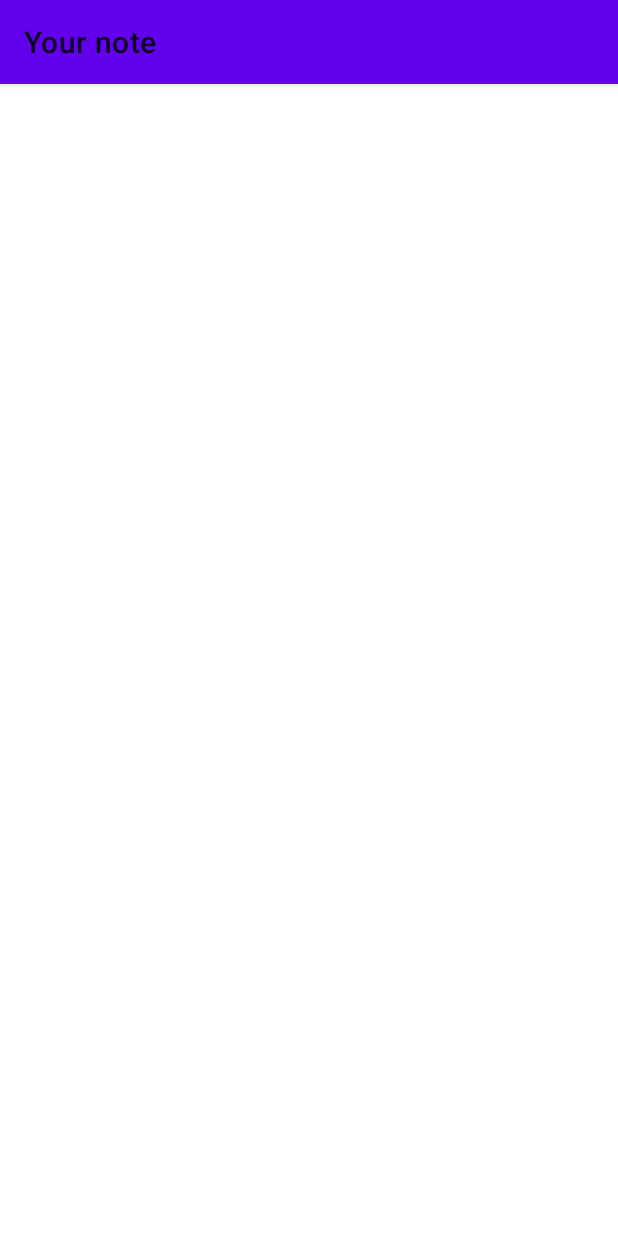
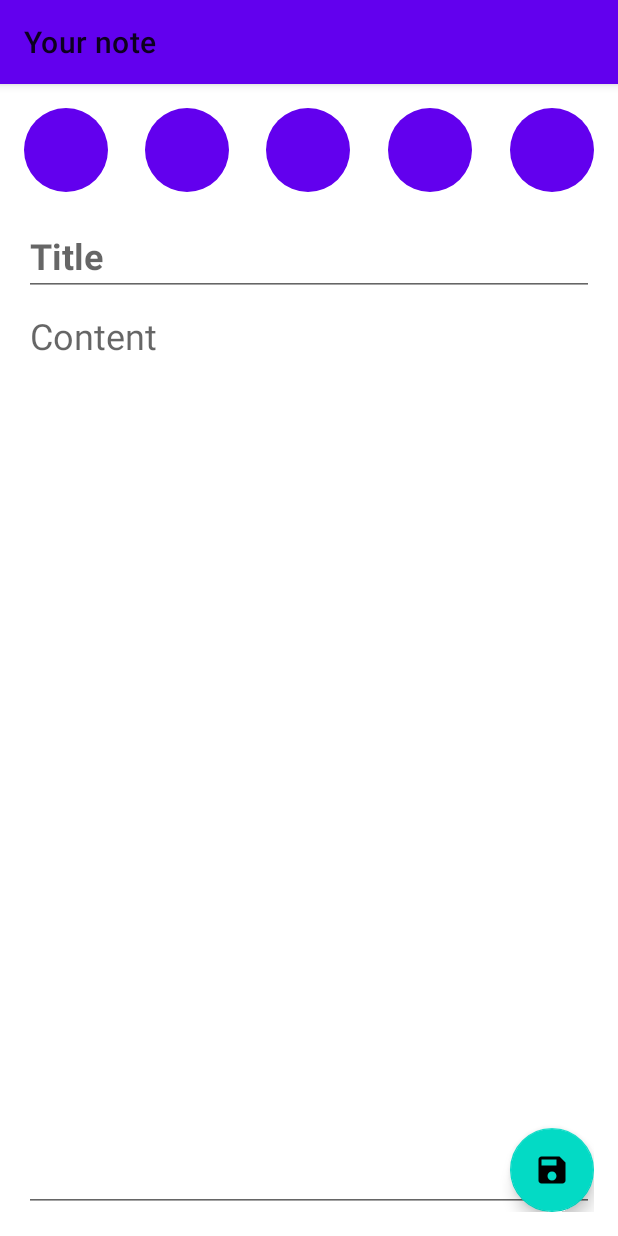
Before and after one commit to xon235/android-note-app, an Android app: the fragment NoteFragment placed in its activity, on a phone screen of 412 x 824 dp. Run offline under Robolectric (Android 15) with nearby library versions, the phone set to English and light mode, and no system bars; our stand-ins replace Room's generated code, navigation-ui; 2 statements that could not run were skipped.

Commit message:
Create NoteFragment.kt Basic MockUp

```diff
--- /dev/null
+++ b/app/src/main/java/com/survivalcoding/noteapp/Utils.kt
@@ -0,0 +1,7 @@
+package com.survivalcoding.noteapp
+
+import android.view.View
+
+fun View.toggleVisibility() {
+    visibility = if(visibility == View.VISIBLE) View.GONE else View.VISIBLE
+}
--- a/app/src/main/java/com/survivalcoding/noteapp/presentation/note/NoteFragment.kt
+++ b/app/src/main/java/com/survivalcoding/noteapp/presentation/note/NoteFragment.kt
@@ -1,16 +1,30 @@
 package com.survivalcoding.noteapp.presentation.note
 
 import android.os.Bundle
-import androidx.fragment.app.Fragment
 import android.view.LayoutInflater
 import android.view.View
 import android.view.ViewGroup
-import com.survivalcoding.noteapp.R
+import androidx.fragment.app.Fragment
+import androidx.fragment.app.viewModels
+import androidx.lifecycle.Lifecycle
+import androidx.lifecycle.lifecycleScope
+import androidx.lifecycle.repeatOnLifecycle
+import androidx.navigation.fragment.navArgs
+import com.survivalcoding.noteapp.NoteApplication
 import com.survivalcoding.noteapp.databinding.FragmentNoteBinding
+import com.survivalcoding.noteapp.presentation.AppViewModelFactory
+import kotlinx.coroutines.flow.collect
+import kotlinx.coroutines.launch
 
 class NoteFragment : Fragment() {
     private var _binding: FragmentNoteBinding? = null
     private val binding: FragmentNoteBinding get() = _binding!!
+
+    private val viewModel: NoteViewModel by viewModels {
+        AppViewModelFactory(requireActivity().application as NoteApplication)
+    }
+
+    private val args: NoteFragmentArgs by navArgs()
 
     override fun onCreateView(
         inflater: LayoutInflater,
@@ -21,6 +35,22 @@ class NoteFragment : Fragment() {
         return binding.root
     }
 
+    override fun onViewCreated(view: View, savedInstanceState: Bundle?) {
+
+        viewModel.getNoteById(args.noteId)
+
+        lifecycleScope.launch {
+            repeatOnLifecycle(Lifecycle.State.STARTED) {
+                viewModel.note.collect {
+                    it?.run {
+                        binding.titleTv.setText(title)
+                        binding.contentTv.setText(content)
+                    }
+                }
+            }
+        }
+    }
+
     override fun onDestroy() {
         super.onDestroy()
         _binding = null
--- a/app/src/main/java/com/survivalcoding/noteapp/presentation/note/NoteViewModel.kt
+++ b/app/src/main/java/com/survivalcoding/noteapp/presentation/note/NoteViewModel.kt
@@ -1,21 +1,21 @@
 package com.survivalcoding.noteapp.presentation.note
 
-import androidx.lifecycle.LiveData
-import androidx.lifecycle.MutableLiveData
 import androidx.lifecycle.ViewModel
 import androidx.lifecycle.viewModelScope
 import com.survivalcoding.noteapp.domain.model.Note
 import com.survivalcoding.noteapp.domain.repository.NoteRepository
+import kotlinx.coroutines.flow.Flow
+import kotlinx.coroutines.flow.MutableStateFlow
 import kotlinx.coroutines.launch
 
 class NoteViewModel(private val noteRepository: NoteRepository): ViewModel() {
 
-    private val _note = MutableLiveData<Note>()
-    val note: LiveData<Note> = _note
+    private val _note = MutableStateFlow<Note?>(null)
+    val note: Flow<Note?> = _note
 
     fun getNoteById(id: Int) {
         viewModelScope.launch {
-            _note.value = noteRepository.selectById(id)?: Note()
+            _note.value = noteRepository.selectById(id)
         }
     }
 
--- a/app/src/main/java/com/survivalcoding/noteapp/presentation/notes/NotesFragment.kt
+++ b/app/src/main/java/com/survivalcoding/noteapp/presentation/notes/NotesFragment.kt
@@ -16,6 +16,7 @@ import com.survivalcoding.noteapp.databinding.FragmentNotesBinding
 import com.survivalcoding.noteapp.domain.NoteOrderBy
 import com.survivalcoding.noteapp.presentation.AppViewModelFactory
 import com.survivalcoding.noteapp.presentation.notes.adapter.NotesAdapter
+import com.survivalcoding.noteapp.toggleVisibility
 import kotlinx.coroutines.flow.collect
 import kotlinx.coroutines.launch
 
@@ -94,6 +95,7 @@ class NotesFragment : Fragment() {
     override fun onOptionsItemSelected(item: MenuItem): Boolean {
         when(item.itemId) {
             R.id.notesSort -> {
+                TransitionManager.beginDelayedTransition(binding.root)
                 binding.sortLl.toggleVisibility()
             }
         }
@@ -113,9 +115,4 @@ class NotesFragment : Fragment() {
             NoteOrderBy.COLOR -> R.id.orderByColorRb
         }
     }
-
-    private fun View.toggleVisibility() {
-        TransitionManager.beginDelayedTransition(binding.root)
-        visibility = if(visibility == View.VISIBLE) View.GONE else View.VISIBLE
-    }
 }
--- /dev/null
+++ b/app/src/main/res/drawable/ic_baseline_save_24.xml
@@ -0,0 +1,10 @@
+<vector xmlns:android="http://schemas.android.com/apk/res/android"
+    android:width="24dp"
+    android:height="24dp"
+    android:viewportWidth="24"
+    android:viewportHeight="24"
+    android:tint="?attr/colorControlNormal">
+  <path
+      android:fillColor="@android:color/white"
+      android:pathData="M17,3L5,3c-1.11,0 -2,0.9 -2,2v14c0,1.1 0.89,2 2,2h14c1.1,0 2,-0.9 2,-2L21,7l-4,-4zM12,19c-1.66,0 -3,-1.34 -3,-3s1.34,-3 3,-3 3,1.34 3,3 -1.34,3 -3,3zM15,9L5,9L5,5h10v4z"/>
+</vector>
--- /dev/null
+++ b/app/src/main/res/drawable/selector_circle.xml
@@ -0,0 +1,9 @@
+<?xml version="1.0" encoding="utf-8"?>
+<selector xmlns:android="http://schemas.android.com/apk/res/android">
+    <item android:state_pressed="false">
+        <shape android:shape="oval"/>
+    </item>
+    <item android:state_pressed="true">
+        <shape android:shape="oval"/>
+    </item>
+</selector>
--- a/app/src/main/res/layout/fragment_note.xml
+++ b/app/src/main/res/layout/fragment_note.xml
@@ -1,8 +1,94 @@
 <?xml version="1.0" encoding="utf-8"?>
-<FrameLayout xmlns:android="http://schemas.android.com/apk/res/android"
+<androidx.constraintlayout.widget.ConstraintLayout xmlns:android="http://schemas.android.com/apk/res/android"
     xmlns:tools="http://schemas.android.com/tools"
     android:layout_width="match_parent"
     android:layout_height="match_parent"
-    tools:context=".presentation.MainActivity">
+    xmlns:app="http://schemas.android.com/apk/res-auto"
+    tools:context=".presentation.notes.NotesFragment"
+    android:padding="16dp">
 
-</FrameLayout>
+    <LinearLayout
+        android:id="@+id/colorsLl"
+        android:layout_width="0dp"
+        android:layout_height="wrap_content"
+        app:layout_constraintTop_toTopOf="parent"
+        app:layout_constraintStart_toStartOf="parent"
+        app:layout_constraintEnd_toEndOf="parent"
+        android:orientation="horizontal"
+        android:paddingBottom="16dp">
+        <Button
+            android:layout_width="56dp"
+            android:layout_height="56dp"
+            android:padding="12dp"
+            android:background="@drawable/selector_circle"/>
+        <Space
+            android:layout_width="0dp"
+            android:layout_height="1dp"
+            android:layout_weight="1" />
+        <Button
+            android:layout_width="56dp"
+            android:layout_height="56dp"
+            android:padding="12dp"
+            android:background="@drawable/selector_circle"/>
+        <Space
+            android:layout_width="0dp"
+            android:layout_height="1dp"
+            android:layout_weight="1" />
+        <Button
+            android:layout_width="56dp"
+            android:layout_height="56dp"
+            android:padding="12dp"
+            android:background="@drawable/selector_circle"/>
+        <Space
+            android:layout_width="0dp"
+            android:layout_height="1dp"
+            android:layout_weight="1" />
+        <Button
+            android:layout_width="56dp"
+            android:layout_height="56dp"
+            android:padding="12dp"
+            android:background="@drawable/selector_circle"/>
+        <Space
+            android:layout_width="0dp"
+            android:layout_height="1dp"
+            android:layout_weight="1" />
+        <Button
+            android:layout_width="56dp"
+            android:layout_height="56dp"
+            android:padding="12dp"
+            android:background="@drawable/selector_circle"/>
+    </LinearLayout>
+
+    <EditText
+        android:id="@+id/titleTv"
+        android:layout_width="0dp"
+        android:layout_height="wrap_content"
+        app:layout_constraintTop_toBottomOf="@id/colorsLl"
+        app:layout_constraintStart_toStartOf="parent"
+        app:layout_constraintEnd_toEndOf="parent"
+        android:textSize="24sp"
+        android:textStyle="bold"
+        android:hint="Title" />
+
+    <EditText
+        android:id="@+id/contentTv"
+        android:layout_width="0dp"
+        android:layout_height="0dp"
+        app:layout_constraintTop_toBottomOf="@id/titleTv"
+        app:layout_constraintBottom_toBottomOf="parent"
+        app:layout_constraintStart_toStartOf="parent"
+        app:layout_constraintEnd_toEndOf="parent"
+        android:inputType="textMultiLine"
+        android:gravity="start|top"
+        android:textSize="24sp"
+        android:hint="Content" />
+
+    <com.google.android.material.floatingactionbutton.FloatingActionButton
+        android:id="@+id/saveFab"
+        android:layout_width="wrap_content"
+        android:layout_height="wrap_content"
+        app:layout_constraintBottom_toBottomOf="parent"
+        app:layout_constraintEnd_toEndOf="parent"
+        android:src="@drawable/ic_baseline_save_24"/>
+
+</androidx.constraintlayout.widget.ConstraintLayout>
```
